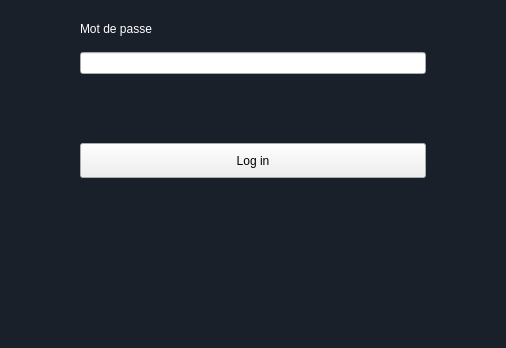
Above: login.ui from RasolomananaOlivier/eni-registration-management before the change; both pictures show x 147 to 653 and y 252 to 600 of the 800 by 600 pixel window. Below: the same form after it.
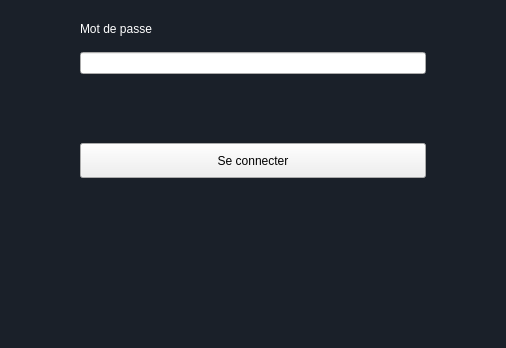
That is the form after the change.

The edit to the form file:
```diff
--- a/login.ui
+++ b/login.ui
@@ -168,7 +168,7 @@
 }</string>
               </property>
               <property name="text">
-               <string>Log in</string>
+               <string>Se connecter</string>
               </property>
              </widget>
             </item>
```
